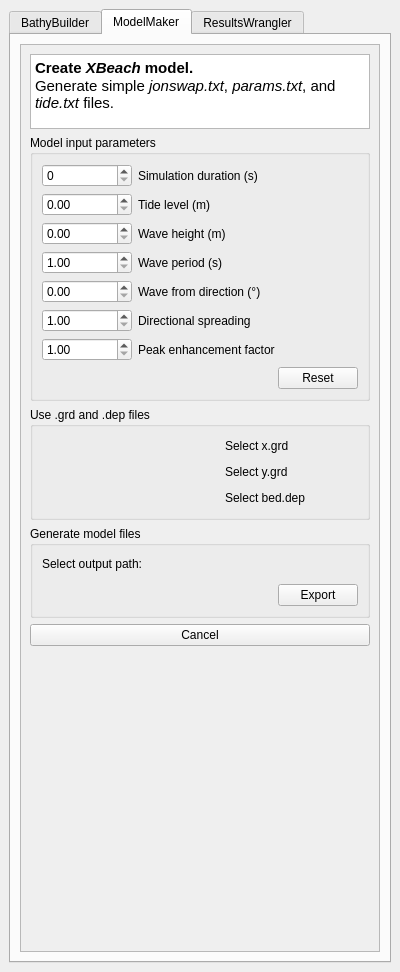
This is QBeach_dockwidget_base.ui in JTMelly/QBeach as Qt 5 draws it before an edit. The edited form follows.
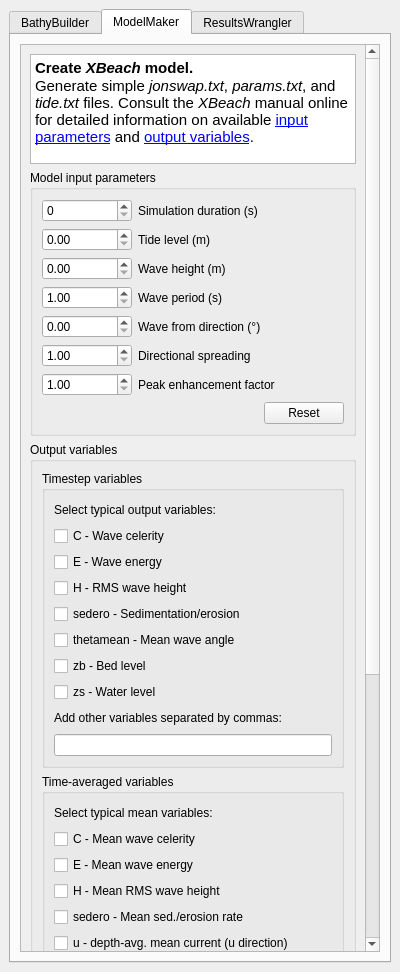
This is the edited form. The open tabs and pages were chosen to show the change. Custom widgets are drawn as their Qt base class.

Commit message: add ModelMaker funcionality to allow user to select output variables

Patch:
```diff
--- a/QBeach_dockwidget_base.ui
+++ b/QBeach_dockwidget_base.ui
@@ -26,7 +26,7 @@
    <string>QBeach</string>
   </property>
   <widget class="QWidget" name="dockWidgetContents">
-   <layout class="QGridLayout" name="gridLayout_12">
+   <layout class="QGridLayout" name="gridLayout_17">
     <item row="0" column="0">
      <widget class="QTabWidget" name="tabQBeach">
       <property name="currentIndex">
@@ -688,7 +688,7 @@
        <attribute name="title">
         <string>ModelMaker</string>
        </attribute>
-       <layout class="QGridLayout" name="gridLayout_10">
+       <layout class="QGridLayout" name="gridLayout_16">
         <item row="0" column="0">
          <widget class="QScrollArea" name="saMM">
           <property name="widgetResizable">
@@ -703,7 +703,7 @@
              <height>880</height>
             </rect>
            </property>
-           <layout class="QGridLayout" name="gridLayout_6">
+           <layout class="QGridLayout" name="gridLayout_15">
             <item row="0" column="0">
              <layout class="QVBoxLayout" name="verticalLayout_8">
               <item>
@@ -711,13 +711,13 @@
                 <property name="minimumSize">
                  <size>
                   <width>0</width>
-                  <height>75</height>
+                  <height>110</height>
                  </size>
                 </property>
                 <property name="maximumSize">
                  <size>
                   <width>16777215</width>
-                  <height>75</height>
+                  <height>110</height>
                  </size>
                 </property>
                 <property name="html">
@@ -726,7 +726,7 @@
 p, li { white-space: pre-wrap; }
 &lt;/style&gt;&lt;/head&gt;&lt;body style=&quot; font-family:'Ubuntu Sans'; font-size:11pt; font-weight:400; font-style:normal;&quot;&gt;
 &lt;p style=&quot; margin-top:0px; margin-bottom:0px; margin-left:0px; margin-right:0px; -qt-block-indent:0; text-indent:0px;&quot;&gt;&lt;span style=&quot; font-weight:600;&quot;&gt;Create &lt;/span&gt;&lt;span style=&quot; font-weight:600; font-style:italic;&quot;&gt;XBeach&lt;/span&gt;&lt;span style=&quot; font-weight:600;&quot;&gt; model.&lt;/span&gt;&lt;/p&gt;
-&lt;p style=&quot; margin-top:0px; margin-bottom:0px; margin-left:0px; margin-right:0px; -qt-block-indent:0; text-indent:0px;&quot;&gt;Generate simple &lt;span style=&quot; font-style:italic;&quot;&gt;jonswap.txt&lt;/span&gt;, &lt;span style=&quot; font-style:italic;&quot;&gt;params.txt&lt;/span&gt;, and &lt;span style=&quot; font-style:italic;&quot;&gt;tide.txt&lt;/span&gt; files.&lt;/p&gt;&lt;/body&gt;&lt;/html&gt;</string>
+&lt;p style=&quot; margin-top:0px; margin-bottom:0px; margin-left:0px; margin-right:0px; -qt-block-indent:0; text-indent:0px;&quot;&gt;Generate simple &lt;span style=&quot; font-style:italic;&quot;&gt;jonswap.txt&lt;/span&gt;, &lt;span style=&quot; font-style:italic;&quot;&gt;params.txt&lt;/span&gt;, and &lt;span style=&quot; font-style:italic;&quot;&gt;tide.txt&lt;/span&gt; files. Consult the &lt;span style=&quot; font-style:italic;&quot;&gt;XBeach&lt;/span&gt; manual online for detailed information on available &lt;a href=&quot;https://xbeach.readthedocs.io/en/latest/input_parameters.html&quot;&gt;&lt;span style=&quot; text-decoration: underline; color:#0000ff;&quot;&gt;input parameters&lt;/span&gt;&lt;/a&gt; and &lt;a href=&quot;https://xbeach.readthedocs.io/en/latest/output_variables.html&quot;&gt;&lt;span style=&quot; text-decoration: underline; color:#0000ff;&quot;&gt;output variables&lt;/span&gt;&lt;/a&gt;.&lt;/p&gt;&lt;/body&gt;&lt;/html&gt;</string>
                 </property>
                </widget>
               </item>
@@ -1038,6 +1038,482 @@
                 </layout>
                </widget>
               </item>
+              <item>
+               <widget class="QgsCollapsibleGroupBox" name="gbOutputVariables">
+                <property name="title">
+                 <string>Output variables</string>
+                </property>
+                <property name="collapsed">
+                 <bool>true</bool>
+                </property>
+                <layout class="QGridLayout" name="gridLayout_12">
+                 <item row="0" column="0">
+                  <widget class="QGroupBox" name="gbTimestepVariables">
+                   <property name="title">
+                    <string>Timestep variables</string>
+                   </property>
+                   <layout class="QGridLayout" name="gridLayout_10">
+                    <item row="0" column="0">
+                     <layout class="QVBoxLayout" name="verticalLayout_11">
+                      <item>
+                       <layout class="QHBoxLayout" name="horizontalLayout_34">
+                        <item>
+                         <widget class="QLabel" name="labTypicalVariables">
+                          <property name="text">
+                           <string>Select typical output variables:</string>
+                          </property>
+                         </widget>
+                        </item>
+                        <item>
+                         <spacer name="horizontalSpacer_32">
+                          <property name="orientation">
+                           <enum>Qt::Horizontal</enum>
+                          </property>
+                          <property name="sizeHint" stdset="0">
+                           <size>
+                            <width>40</width>
+                            <height>20</height>
+                           </size>
+                          </property>
+                         </spacer>
+                        </item>
+                       </layout>
+                      </item>
+                      <item>
+                       <layout class="QHBoxLayout" name="horizontalLayout_35">
+                        <item>
+                         <widget class="QCheckBox" name="cbCelerity">
+                          <property name="text">
+                           <string>C - Wave celerity</string>
+                          </property>
+                         </widget>
+                        </item>
+                        <item>
+                         <spacer name="horizontalSpacer_33">
+                          <property name="orientation">
+                           <enum>Qt::Horizontal</enum>
+                          </property>
+                          <property name="sizeHint" stdset="0">
+                           <size>
+                            <width>40</width>
+                            <height>20</height>
+                           </size>
+                          </property>
+                         </spacer>
+                        </item>
+                       </layout>
+                      </item>
+                      <item>
+                       <layout class="QHBoxLayout" name="horizontalLayout_36">
+                        <item>
+                         <widget class="QCheckBox" name="cbEnergy">
+                          <property name="text">
+                           <string>E - Wave energy</string>
+                          </property>
+                         </widget>
+                        </item>
+                        <item>
+                         <spacer name="horizontalSpacer_34">
+                          <property name="orientation">
+                           <enum>Qt::Horizontal</enum>
+                          </property>
+                          <property name="sizeHint" stdset="0">
+                           <size>
+                            <width>40</width>
+                            <height>20</height>
+                           </size>
+                          </property>
+                         </spacer>
+                        </item>
+                       </layout>
+                      </item>
+                      <item>
+                       <layout class="QHBoxLayout" name="horizontalLayout_37">
+                        <item>
+                         <widget class="QCheckBox" name="cbWaveHeight">
+                          <property name="text">
+                           <string>H - RMS wave height</string>
+                          </property>
+                         </widget>
+                        </item>
+                        <item>
+                         <spacer name="horizontalSpacer_35">
+                          <property name="orientation">
+                           <enum>Qt::Horizontal</enum>
+                          </property>
+                          <property name="sizeHint" stdset="0">
+                           <size>
+                            <width>40</width>
+                            <height>20</height>
+                           </size>
+                          </property>
+                         </spacer>
+                        </item>
+                       </layout>
+                      </item>
+                      <item>
+                       <layout class="QHBoxLayout" name="horizontalLayout_38">
+                        <item>
+                         <widget class="QCheckBox" name="cbSedero">
+                          <property name="text">
+                           <string>sedero - Sedimentation/erosion</string>
+                          </property>
+                         </widget>
+                        </item>
+                        <item>
+                         <spacer name="horizontalSpacer_36">
+                          <property name="orientation">
+                           <enum>Qt::Horizontal</enum>
+                          </property>
+                          <property name="sizeHint" stdset="0">
+                           <size>
+                            <width>40</width>
+                            <height>20</height>
+                           </size>
+                          </property>
+                         </spacer>
+                        </item>
+                       </layout>
+                      </item>
+                      <item>
+                       <layout class="QHBoxLayout" name="horizontalLayout_39">
+                        <item>
+                         <widget class="QCheckBox" name="cbMeanWaveAngle">
+                          <property name="text">
+                           <string>thetamean - Mean wave angle</string>
+                          </property>
+                         </widget>
+                        </item>
+                        <item>
+                         <spacer name="horizontalSpacer_37">
+                          <property name="orientation">
+                           <enum>Qt::Horizontal</enum>
+                          </property>
+                          <property name="sizeHint" stdset="0">
+                           <size>
+                            <width>40</width>
+                            <height>20</height>
+                           </size>
+                          </property>
+                         </spacer>
+                        </item>
+                       </layout>
+                      </item>
+                      <item>
+                       <layout class="QHBoxLayout" name="horizontalLayout_40">
+                        <item>
+                         <widget class="QCheckBox" name="cbBedLevel">
+                          <property name="text">
+                           <string>zb - Bed level</string>
+                          </property>
+                         </widget>
+                        </item>
+                        <item>
+                         <spacer name="horizontalSpacer_38">
+                          <property name="orientation">
+                           <enum>Qt::Horizontal</enum>
+                          </property>
+                          <property name="sizeHint" stdset="0">
+                           <size>
+                            <width>40</width>
+                            <height>20</height>
+                           </size>
+                          </property>
+                         </spacer>
+                        </item>
+                       </layout>
+                      </item>
+                      <item>
+                       <layout class="QHBoxLayout" name="horizontalLayout_41">
+                        <item>
+                         <widget class="QCheckBox" name="cbWaterLevel">
+                          <property name="text">
+                           <string>zs - Water level</string>
+                          </property>
+                         </widget>
+                        </item>
+                        <item>
+                         <spacer name="horizontalSpacer_39">
+                          <property name="orientation">
+                           <enum>Qt::Horizontal</enum>
+                          </property>
+                          <property name="sizeHint" stdset="0">
+                           <size>
+                            <width>40</width>
+                            <height>20</height>
+                           </size>
+                          </property>
+                         </spacer>
+                        </item>
+                       </layout>
+                      </item>
+                      <item>
+                       <layout class="QHBoxLayout" name="horizontalLayout_42">
+                        <item>
+                         <widget class="QLabel" name="labOtherVariables">
+                          <property name="text">
+                           <string>Add other variables separated by commas:</string>
+                          </property>
+                         </widget>
+                        </item>
+                        <item>
+                         <spacer name="horizontalSpacer_40">
+                          <property name="orientation">
+                           <enum>Qt::Horizontal</enum>
+                          </property>
+                          <property name="sizeHint" stdset="0">
+                           <size>
+                            <width>40</width>
+                            <height>20</height>
+                           </size>
+                          </property>
+                         </spacer>
+                        </item>
+                       </layout>
+                      </item>
+                      <item>
+                       <widget class="QLineEdit" name="leOutputVariables"/>
+                      </item>
+                     </layout>
+                    </item>
+                   </layout>
+                  </widget>
+                 </item>
+                 <item row="1" column="0">
+                  <widget class="QGroupBox" name="gbTimestepVariables_2">
+                   <property name="title">
+                    <string>Time-averaged variables</string>
+                   </property>
+                   <layout class="QGridLayout" name="gridLayout_6">
+                    <item row="0" column="0">
+                     <layout class="QVBoxLayout" name="verticalLayout_12">
+                      <item>
+                       <layout class="QHBoxLayout" name="horizontalLayout_43">
+                        <item>
+                         <widget class="QLabel" name="labTypicalMeanVariables">
+                          <property name="text">
+                           <string>Select typical mean variables:</string>
+                          </property>
+                         </widget>
+                        </item>
+                        <item>
+                         <spacer name="horizontalSpacer_41">
+                          <property name="orientation">
+                           <enum>Qt::Horizontal</enum>
+                          </property>
+                          <property name="sizeHint" stdset="0">
+                           <size>
+                            <width>40</width>
+                            <height>20</height>
+                           </size>
+                          </property>
+                         </spacer>
+                        </item>
+                       </layout>
+                      </item>
+                      <item>
+                       <layout class="QHBoxLayout" name="horizontalLayout_44">
+                        <item>
+                         <widget class="QCheckBox" name="cbCelerityMean">
+                          <property name="text">
+                           <string>C - Mean wave celerity</string>
+                          </property>
+                         </widget>
+                        </item>
+                        <item>
+                         <spacer name="horizontalSpacer_42">
+                          <property name="orientation">
+                           <enum>Qt::Horizontal</enum>
+                          </property>
+                          <property name="sizeHint" stdset="0">
+                           <size>
+                            <width>40</width>
+                            <height>20</height>
+                           </size>
+                          </property>
+                         </spacer>
+                        </item>
+                       </layout>
+                      </item>
+                      <item>
+                       <layout class="QHBoxLayout" name="horizontalLayout_45">
+                        <item>
+                         <widget class="QCheckBox" name="cbEnergyMean">
+                          <property name="text">
+                           <string>E - Mean wave energy</string>
+                          </property>
+                         </widget>
+                        </item>
+                        <item>
+                         <spacer name="horizontalSpacer_44">
+                          <property name="orientation">
+                           <enum>Qt::Horizontal</enum>
+                          </property>
+                          <property name="sizeHint" stdset="0">
+                           <size>
+                            <width>40</width>
+                            <height>20</height>
+                           </size>
+                          </property>
+                         </spacer>
+                        </item>
+                       </layout>
+                      </item>
+                      <item>
+                       <layout class="QHBoxLayout" name="horizontalLayout_46">
+                        <item>
+                         <widget class="QCheckBox" name="cbWaveHeightMean">
+                          <property name="text">
+                           <string>H - Mean RMS wave height</string>
+                          </property>
+                         </widget>
+                        </item>
+                        <item>
+                         <spacer name="horizontalSpacer_45">
+                          <property name="orientation">
+                           <enum>Qt::Horizontal</enum>
+                          </property>
+                          <property name="sizeHint" stdset="0">
+                           <size>
+                            <width>40</width>
+                            <height>20</height>
+                           </size>
+                          </property>
+                         </spacer>
+                        </item>
+                       </layout>
+                      </item>
+                      <item>
+                       <layout class="QHBoxLayout" name="horizontalLayout_47">
+                        <item>
+                         <widget class="QCheckBox" name="cbSederoMean">
+                          <property name="text">
+                           <string>sedero - Mean sed./erosion rate</string>
+                          </property>
+                         </widget>
+                        </item>
+                        <item>
+                         <spacer name="horizontalSpacer_46">
+                          <property name="orientation">
+                           <enum>Qt::Horizontal</enum>
+                          </property>
+                          <property name="sizeHint" stdset="0">
+                           <size>
+                            <width>40</width>
+                            <height>20</height>
+                           </size>
+                          </property>
+                         </spacer>
+                        </item>
+                       </layout>
+                      </item>
+                      <item>
+                       <layout class="QHBoxLayout" name="horizontalLayout_48">
+                        <item>
+                         <widget class="QCheckBox" name="cbMeanU">
+                          <property name="text">
+                           <string>u - depth-avg. mean current (u direction)</string>
+                          </property>
+                         </widget>
+                        </item>
+                        <item>
+                         <spacer name="horizontalSpacer_47">
+                          <property name="orientation">
+                           <enum>Qt::Horizontal</enum>
+                          </property>
+                          <property name="sizeHint" stdset="0">
+                           <size>
+                            <width>40</width>
+                            <height>20</height>
+                           </size>
+                          </property>
+                         </spacer>
+                        </item>
+                       </layout>
+                      </item>
+                      <item>
+                       <layout class="QHBoxLayout" name="horizontalLayout_49">
+                        <item>
+                         <widget class="QCheckBox" name="cbMeanV">
+                          <property name="text">
+                           <string>v - depth-avg. mean current (v direction)</string>
+                          </property>
+                         </widget>
+                        </item>
+                        <item>
+                         <spacer name="horizontalSpacer_48">
+                          <property name="orientation">
+                           <enum>Qt::Horizontal</enum>
+                          </property>
+                          <property name="sizeHint" stdset="0">
+                           <size>
+                            <width>40</width>
+                            <height>20</height>
+                           </size>
+                          </property>
+                         </spacer>
+                        </item>
+                       </layout>
+                      </item>
+                      <item>
+                       <layout class="QHBoxLayout" name="horizontalLayout_50">
+                        <item>
+                         <widget class="QCheckBox" name="cbWaterLevelMean">
+                          <property name="text">
+                           <string>zs - Mean water level (wave setup)</string>
+                          </property>
+                         </widget>
+                        </item>
+                        <item>
+                         <spacer name="horizontalSpacer_49">
+                          <property name="orientation">
+                           <enum>Qt::Horizontal</enum>
+                          </property>
+                          <property name="sizeHint" stdset="0">
+                           <size>
+                            <width>40</width>
+                            <height>20</height>
+                           </size>
+                          </property>
+                         </spacer>
+                        </item>
+                       </layout>
+                      </item>
+                      <item>
+                       <layout class="QHBoxLayout" name="horizontalLayout_51">
+                        <item>
+                         <widget class="QLabel" name="labOtherMeanVariables">
+                          <property name="text">
+                           <string>Add other means separated by commas:</string>
+                          </property>
+                         </widget>
+                        </item>
+                        <item>
+                         <spacer name="horizontalSpacer_50">
+                          <property name="orientation">
+                           <enum>Qt::Horizontal</enum>
+                          </property>
+                          <property name="sizeHint" stdset="0">
+                           <size>
+                            <width>40</width>
+                            <height>20</height>
+                           </size>
+                          </property>
+                         </spacer>
+                        </item>
+                       </layout>
+                      </item>
+                      <item>
+                       <widget class="QLineEdit" name="leOtherMeans"/>
+                      </item>
+                     </layout>
+                    </item>
+                   </layout>
+                  </widget>
+                 </item>
+                </layout>
+               </widget>
+              </item>
               <item>
                <widget class="QgsCollapsibleGroupBox" name="gbUseGrdDep">
                 <property name="title">
```
Left out of the diff: 34 changed lines with no effect on the pictures. The commit also changes 3 other files.
